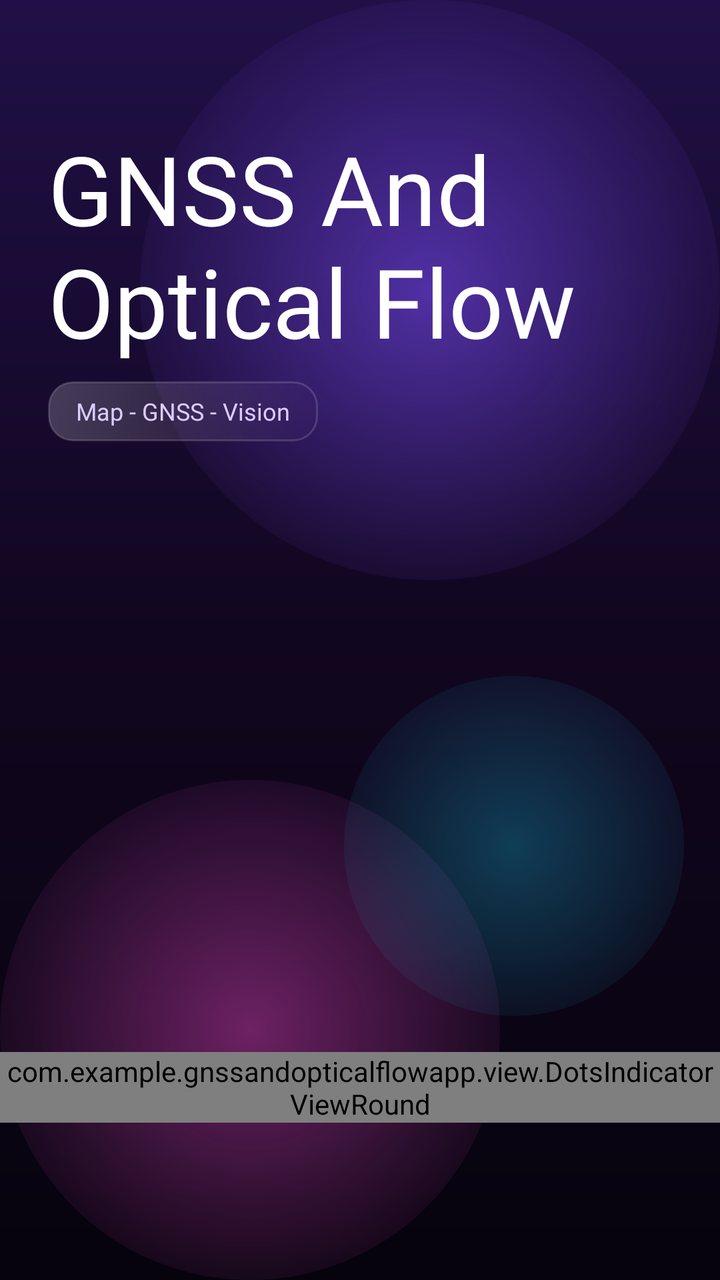
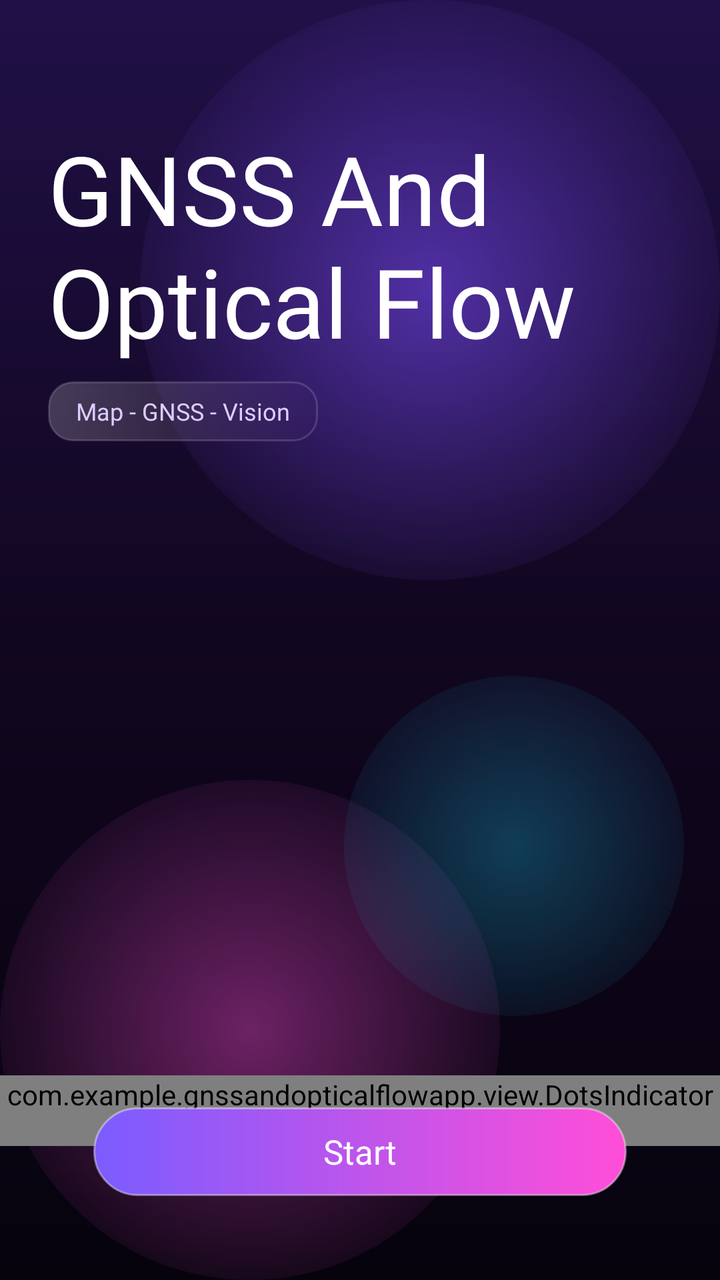

Two renders of the same Android screen: before a commit and after it. Below are the layout's source before the change and the commit's diff.
<!-- AndroidManifest.xml: application theme Theme.BaseProject -->
<!-- res/layout/fragment_intro.xml -->
<?xml version="1.0" encoding="utf-8"?>
<androidx.constraintlayout.widget.ConstraintLayout xmlns:android="http://schemas.android.com/apk/res/android"
    xmlns:app="http://schemas.android.com/apk/res-auto"
    android:layout_width="match_parent"
    android:layout_height="match_parent"
    android:clipChildren="false"
    android:clipToPadding="false"
    android:background="@drawable/bg_camera_bubble_gradient">

    <TextView
        android:id="@+id/tvIntroTitle"
        android:layout_width="0dp"
        android:layout_height="wrap_content"
        android:layout_marginHorizontal="24dp"
        android:layout_marginTop="62dp"
        android:fontFamily="@font/inter_black"
        android:text="GNSS And Optical Flow"
        android:textColor="@color/white"
        android:textSize="48sp"
        app:layout_constraintEnd_toEndOf="parent"
        app:layout_constraintStart_toStartOf="parent"
        app:layout_constraintTop_toTopOf="parent" />

    <TextView
        android:id="@+id/tvIntroChip"
        android:layout_width="wrap_content"
        android:layout_height="30dp"
        android:layout_marginStart="24dp"
        android:layout_marginTop="8dp"
        android:background="@drawable/bg_glass_chip"
        android:fontFamily="@font/inter_extra_bold"
        android:gravity="center"
        android:paddingHorizontal="14dp"
        android:text="Map - GNSS - Vision"
        android:textColor="#DDCCFF"
        android:textSize="12sp"
        app:layout_constraintStart_toStartOf="parent"
        app:layout_constraintTop_toBottomOf="@id/tvIntroTitle" />

    <FrameLayout
        android:id="@+id/introGlass"
        android:layout_width="0dp"
        android:layout_height="0dp"
        android:clipChildren="false"
        android:clipToPadding="false"
        app:layout_constraintEnd_toEndOf="parent"
        app:layout_constraintStart_toStartOf="parent"
        app:layout_constraintTop_toBottomOf="@id/tvIntroChip"
        android:layout_marginTop="20dp"
        android:layout_marginBottom="30dp"
        app:layout_constraintBottom_toTopOf="@id/btnStartIntro">

        <androidx.viewpager2.widget.ViewPager2
            android:id="@+id/introImagePager"
            android:layout_width="match_parent"
            android:layout_height="match_parent"
            android:clipChildren="false"
            android:clipToPadding="false"
            android:overScrollMode="never" />

    </FrameLayout>

    <com.example.gnssandopticalflowapp.view.DotsIndicatorViewRound
        android:id="@+id/introDots"
        android:layout_width="wrap_content"
        android:layout_height="wrap_content"
        android:layout_marginTop="14dp"
        app:layout_constraintEnd_toEndOf="@id/introGlass"
        app:layout_constraintStart_toStartOf="@id/introGlass"
        app:layout_constraintTop_toBottomOf="@id/introGlass" />

    <TextView
        android:id="@+id/btnStartIntro"
        android:layout_width="0dp"
        android:layout_height="56dp"
        android:layout_marginHorizontal="24dp"
        android:layout_marginBottom="42dp"
        android:alpha="0"
        android:background="@drawable/bg_gradient_update_button"
        android:enabled="false"
        android:fontFamily="@font/inter_black"
        android:gravity="center"
        android:text="Start"
        android:textColor="@color/white"
        android:textSize="17sp"
        app:layout_constraintBottom_toBottomOf="parent"
        app:layout_constraintEnd_toEndOf="parent"
        app:layout_constraintStart_toStartOf="parent" />

</androidx.constraintlayout.widget.ConstraintLayout>
<!-- resources referenced by this layout -->
<resources>
  <color name="white">#FFFFFFFF</color>
  <!-- drawable bg_camera_bubble_gradient (drawable) -->
  <?xml version="1.0" encoding="utf-8"?>
  <layer-list xmlns:android="http://schemas.android.com/apk/res/android">
      <item>
          <shape android:shape="rectangle">
              <gradient
                  android:angle="270"
                  android:centerColor="#11061F"
                  android:endColor="#06030D"
                  android:startColor="#201047" />
          </shape>
      </item>
      <item
          android:width="290dp"
          android:height="290dp"
          android:gravity="top|right">
          <shape android:shape="oval">
              <gradient
                  android:endColor="#006F43FF"
                  android:gradientRadius="165dp"
                  android:startColor="#8C7E4DFF"
                  android:type="radial" />
          </shape>
      </item>
      <item
          android:width="250dp"
          android:height="250dp"
          android:gravity="bottom|left">
          <shape android:shape="oval">
              <gradient
                  android:endColor="#00FF4DDA"
                  android:gradientRadius="150dp"
                  android:startColor="#66FF4DDA"
                  android:type="radial" />
          </shape>
      </item>
      <item
          android:width="170dp"
          android:height="170dp"
          android:bottom="132dp"
          android:gravity="bottom|right"
          android:right="18dp">
          <shape android:shape="oval">
              <gradient
                  android:endColor="#0017D8FF"
                  android:gradientRadius="110dp"
                  android:startColor="#4417D8FF"
                  android:type="radial" />
          </shape>
      </item>
  </layer-list>
  <!-- drawable bg_glass_chip (drawable) -->
  <?xml version="1.0" encoding="utf-8"?>
  <shape xmlns:android="http://schemas.android.com/apk/res/android">
      <gradient
          android:angle="0"
          android:endColor="#223A185B"
          android:startColor="#33FFFFFF" />
      <corners android:radius="12dp" />
      <stroke
          android:width="1dp"
          android:color="#26FFFFFF" />
  </shape>
  <!-- drawable bg_gradient_update_button (drawable) -->
  <?xml version="1.0" encoding="utf-8"?>
  <ripple xmlns:android="http://schemas.android.com/apk/res/android"
      android:color="#55FFFFFF">
      <item>
          <shape android:shape="rectangle">
              <gradient
                  android:angle="0"
                  android:endColor="#FF4ED8"
                  android:startColor="#7B5CFF" />
              <corners android:radius="23dp" />
              <stroke
                  android:width="1dp"
                  android:color="#66FFFFFF" />
          </shape>
      </item>
  </ripple>
  <style name="Theme.BaseProject" parent="Base.Theme.BaseProject" />
  <style name="Base.Theme.BaseProject" parent="Theme.MaterialComponents.Light.NoActionBar">
          
          <item name="colorPrimary">@color/purple_500</item>
          <item name="colorPrimaryVariant">@color/purple_700</item>
          <item name="colorOnPrimary">@color/white</item>
          
          <item name="colorSecondary">@color/teal_200</item>
          <item name="colorSecondaryVariant">@color/teal_700</item>
          <item name="colorOnSecondary">@color/black</item>
          
          <item name="android:statusBarColor">?attr/colorPrimaryVariant</item>
          
          
          <item name="android:colorControlHighlight">@color/ripple_color_main</item>
      </style>
  <color name="purple_500">#FF6200EE</color>
  <color name="purple_700">#FF3700B3</color>
  <color name="teal_200">#FF03DAC5</color>
  <color name="teal_700">#FF018786</color>
  <color name="black">#FF000000</color>
  <color name="ripple_color_main">#2DE14EFE</color>
</resources>

<!-- the commit's change to res/layout/fragment_intro.xml (unified diff, before → after) -->
@@ -72,12 +72,11 @@
     <TextView
         android:id="@+id/btnStartIntro"
         android:layout_width="0dp"
-        android:layout_height="56dp"
-        android:layout_marginHorizontal="24dp"
+        android:layout_height="0dp"
+        app:layout_constraintWidth_percent="0.74"
         android:layout_marginBottom="42dp"
-        android:alpha="0"
+        app:layout_constraintDimensionRatio="6:1"
         android:background="@drawable/bg_gradient_update_button"
-        android:enabled="false"
         android:fontFamily="@font/inter_black"
         android:gravity="center"
         android:text="Start"
